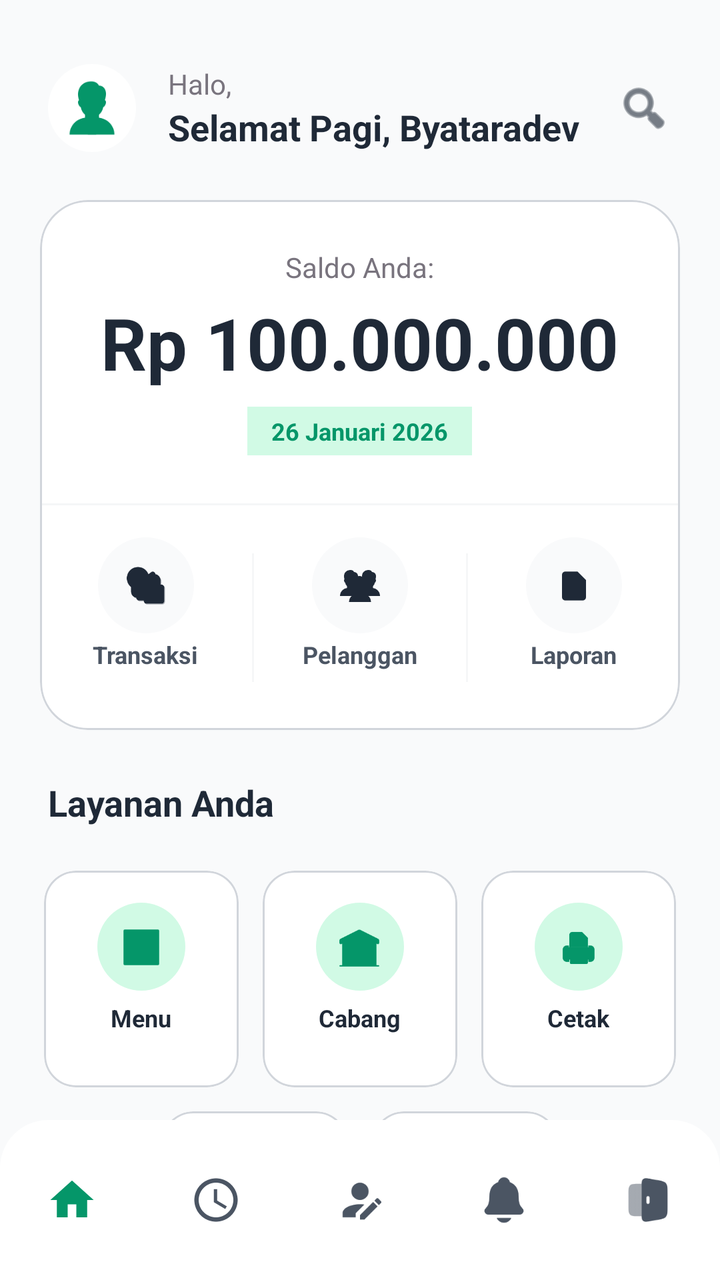
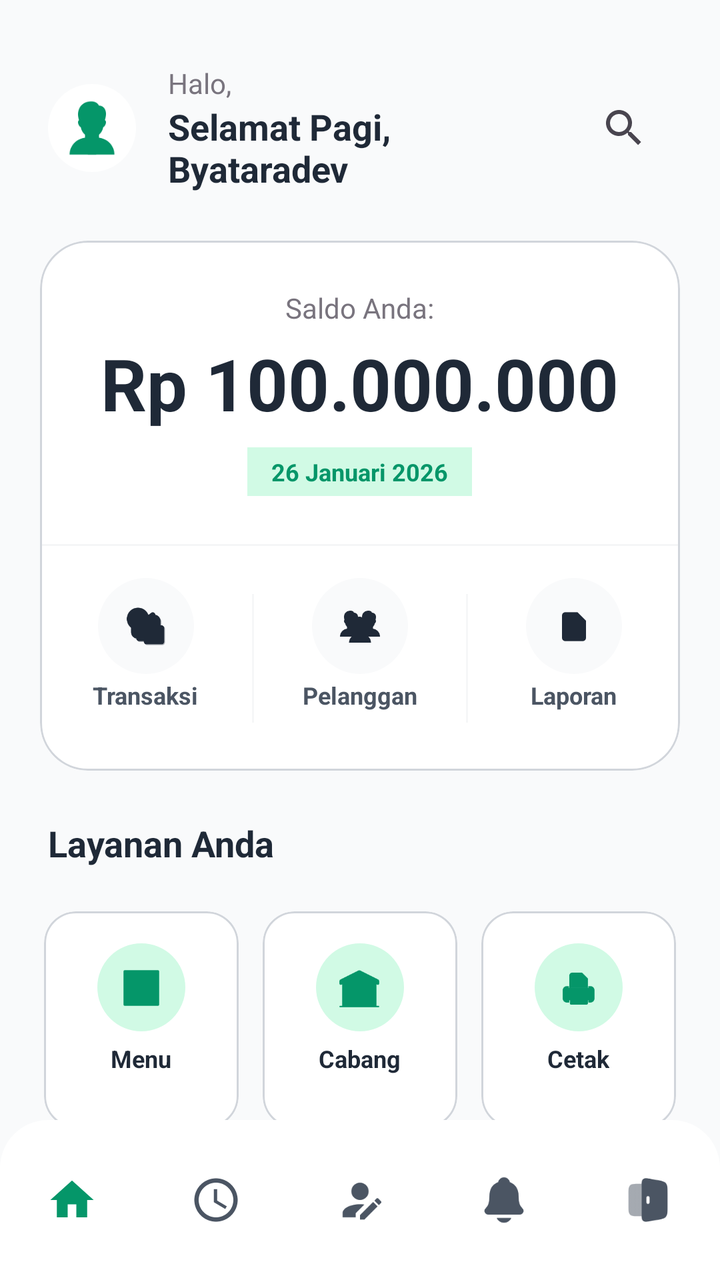

Two renders of the same Android screen: before a commit and after it. Below are the layout's source before the change and the commit's diff.
<!-- AndroidManifest.xml: application theme Theme.PenjualanDev -->
<!-- res/layout/activity_main.xml -->
<?xml version="1.0" encoding="utf-8"?>
<androidx.coordinatorlayout.widget.CoordinatorLayout
    xmlns:android="http://schemas.android.com/apk/res/android"
    xmlns:app="http://schemas.android.com/apk/res-auto"
    xmlns:tools="http://schemas.android.com/tools"
    android:layout_width="match_parent"
    android:layout_height="match_parent"
    android:background="?attr/colorSurface"
    android:id="@+id/main"
    tools:context=".MainActivity">

    <androidx.core.widget.NestedScrollView
        android:layout_width="match_parent"
        android:layout_height="match_parent"
        android:fillViewport="true"
        android:clipToPadding="false">

        <androidx.constraintlayout.widget.ConstraintLayout
            android:layout_width="match_parent"
            android:layout_height="match_parent"
            android:background="?attr/colorSurface"
            android:paddingBottom="100dp">

            
            <LinearLayout
                android:id="@+id/header_layout"
                android:layout_width="match_parent"
                android:layout_height="wrap_content"
                android:layout_marginTop="32dp"
                android:layout_marginHorizontal="24dp"
                android:orientation="horizontal"
                android:gravity="center_vertical"
                app:layout_constraintTop_toTopOf="parent"
                app:layout_constraintStart_toStartOf="parent">
                
                
                <ImageView
                    android:layout_width="44dp"
                    android:layout_height="44dp"
                    android:background="@drawable/circle_shape"
                    android:backgroundTint="?attr/colorSurfaceContainerHigh"
                    android:padding="8dp"
                    android:src="@drawable/pegawai"
                    app:tint="?attr/colorPrimary" />

                <LinearLayout
                    android:layout_width="0dp"
                    android:layout_height="wrap_content"
                    android:layout_weight="1"
                    android:layout_marginStart="16dp"
                    android:orientation="vertical">
                    <TextView
                        android:layout_width="wrap_content"
                        android:layout_height="wrap_content"
                        android:text="Halo,"
                        android:textColor="?attr/colorOutline"
                        android:textSize="14sp" />
                    <TextView
                        android:id="@+id/tvGreeting"
                        android:layout_width="wrap_content"
                        android:layout_height="wrap_content"
                        android:text="@string/sapauser"
                        android:textColor="?attr/colorOnSurface"
                        android:textSize="18sp"
                        android:textStyle="bold" />
                </LinearLayout>

                <ImageView
                    android:layout_width="28dp"
                    android:layout_height="28dp"
                    android:src="@android:drawable/ic_menu_search"
                    app:tint="?attr/colorOnSurface" />
            </LinearLayout>

            
            <com.google.android.material.card.MaterialCardView
                android:id="@+id/cardView"
                android:layout_width="match_parent"
                android:layout_height="wrap_content"
                android:layout_marginTop="24dp"
                android:layout_marginHorizontal="20dp"
                app:cardBackgroundColor="?attr/colorSurfaceContainerHigh"
                app:cardElevation="0dp"
                app:strokeWidth="1dp"
                app:strokeColor="@color/colorOutlineStroke"
                app:cardCornerRadius="24dp"
                app:layout_constraintTop_toBottomOf="@+id/header_layout">

                <LinearLayout
                    android:layout_width="match_parent"
                    android:layout_height="wrap_content"
                    android:orientation="vertical"
                    android:paddingTop="24dp">

                    
                    <LinearLayout
                        android:layout_width="match_parent"
                        android:layout_height="wrap_content"
                        android:orientation="vertical"
                        android:gravity="center_horizontal"
                        android:paddingHorizontal="24dp">

                        <TextView
                            android:id="@+id/labelSaldo"
                            android:layout_width="wrap_content"
                            android:layout_height="wrap_content"
                            android:text="@string/saldoanda"
                            android:textColor="?attr/colorOutline"
                            android:textSize="14sp" />

                        <TextView
                            android:id="@+id/tvNominal"
                            android:layout_width="wrap_content"
                            android:layout_height="wrap_content"
                            android:layout_marginTop="4dp"
                            android:text="Rp 100.000.000"
                            android:textColor="?attr/colorOnSurface"
                            android:textSize="36sp"
                            android:textStyle="bold" />

                        <TextView
                            android:layout_width="wrap_content"
                            android:layout_height="wrap_content"
                            android:layout_marginTop="8dp"
                            android:text="@string/tanggalberanda"
                            android:textColor="?attr/colorPrimary"
                            android:background="?attr/colorSecondary"
                            android:paddingHorizontal="12dp"
                            android:paddingVertical="4dp"
                            android:textSize="12sp"
                            android:textStyle="bold" />
                    </LinearLayout>

                    
                    <View
                        android:layout_width="match_parent"
                        android:layout_height="1dp"
                        android:layout_marginTop="24dp"
                        android:background="@color/colorOutlineStroke"
                        android:alpha="0.2" />

                    
                    <LinearLayout
                        android:id="@+id/cardseccond"
                        android:layout_width="match_parent"
                        android:layout_height="wrap_content"
                        android:orientation="horizontal"
                        android:paddingVertical="16dp"
                        android:weightSum="3">
                        
                        
                        <LinearLayout
                            android:layout_width="0dp"
                            android:layout_height="wrap_content"
                            android:layout_weight="1"
                            android:gravity="center"
                            android:orientation="vertical">
                            <View
                                android:layout_width="48dp"
                                android:layout_height="48dp"
                                android:background="@drawable/circle_shape"
                                android:backgroundTint="?attr/colorSurface" />
                            <ImageView
                                android:layout_width="20dp"
                                android:layout_height="20dp"
                                android:layout_marginTop="-34dp"
                                android:src="@drawable/transaksii"
                                app:tint="?attr/colorOnSurface"/>
                            <TextView
                                android:layout_width="wrap_content"
                                android:layout_height="wrap_content"
                                android:layout_marginTop="16dp"
                                android:text="@string/transaksi"
                                android:textColor="?attr/colorOnSurfaceVariant"
                                android:textSize="12sp"
                                android:textStyle="bold" />
                        </LinearLayout>

                        <View
                            android:layout_width="1dp"
                            android:layout_height="match_parent"
                            android:layout_marginVertical="8dp"
                            android:background="@color/colorOutlineStroke"
                            android:alpha="0.2"/>

                        
                        <LinearLayout
                            android:layout_width="0dp"
                            android:layout_height="wrap_content"
                            android:layout_weight="1"
                            android:gravity="center"
                            android:orientation="vertical">
                            <View
                                android:layout_width="48dp"
                                android:layout_height="48dp"
                                android:background="@drawable/circle_shape"
                                android:backgroundTint="?attr/colorSurface" />
                            <ImageView
                                android:layout_width="20dp"
                                android:layout_height="20dp"
                                android:layout_marginTop="-34dp"
                                android:src="@drawable/pelanggan"
                                app:tint="?attr/colorOnSurface"/>
                            <TextView
                                android:layout_width="wrap_content"
                                android:layout_height="wrap_content"
                                android:layout_marginTop="16dp"
                                android:text="@string/pelanggan"
                                android:textColor="?attr/colorOnSurfaceVariant"
                                android:textSize="12sp"
                                android:textStyle="bold" />
                        </LinearLayout>

                        <View
                            android:layout_width="1dp"
                            android:layout_height="match_parent"
                            android:layout_marginVertical="8dp"
                            android:background="@color/colorOutlineStroke"
                            android:alpha="0.2"/>

                        
                        <LinearLayout
                            android:layout_width="0dp"
                            android:layout_height="wrap_content"
                            android:layout_weight="1"
                            android:gravity="center"
                            android:orientation="vertical">
                            <View
                                android:layout_width="48dp"
                                android:layout_height="48dp"
                                android:background="@drawable/circle_shape"
                                android:backgroundTint="?attr/colorSurface" />
                            <ImageView
                                android:layout_width="20dp"
                                android:layout_height="20dp"
                                android:layout_marginTop="-34dp"
                                android:src="@drawable/laporann"
                                app:tint="?attr/colorOnSurface"/>
                            <TextView
                                android:layout_width="wrap_content"
                                android:layout_height="wrap_content"
                                android:layout_marginTop="16dp"
                                android:text="@string/laporan"
                                android:textColor="?attr/colorOnSurfaceVariant"
                                android:textSize="12sp"
                                android:textStyle="bold" />
                        </LinearLayout>
                    </LinearLayout>
                </LinearLayout>
            </com.google.android.material.card.MaterialCardView>

            <TextView
                android:id="@+id/program"
                android:layout_width="match_parent"
                android:layout_height="wrap_content"
                android:text="Layanan Anda"
                android:layout_marginTop="24dp"
                android:layout_marginStart="24dp"
                android:textColor="?attr/colorOnSurface"
                android:textSize="18sp"
                android:textStyle="bold"
                app:layout_constraintTop_toBottomOf="@id/cardView"/>

            
            <LinearLayout
                android:id="@+id/row1"
                android:layout_width="match_parent"
                android:layout_height="wrap_content"
                android:layout_marginTop="16dp"
                android:layout_marginHorizontal="16dp"
                android:orientation="horizontal"
                android:weightSum="3"
                app:layout_constraintTop_toBottomOf="@id/program">

                
                <com.google.android.material.card.MaterialCardView
                    android:id="@+id/cardmenu"
                    android:layout_width="0dp"
                    android:layout_height="wrap_content"
                    android:layout_weight="1"
                    android:layout_margin="6dp"
                    app:cardCornerRadius="16dp"
                    app:cardElevation="0dp"
                    app:strokeWidth="1dp"
                    app:strokeColor="@color/colorOutlineStroke"
                    app:cardBackgroundColor="?attr/colorSurfaceContainerHigh"
                    android:clickable="true"
                    android:focusable="true"
                    android:foreground="?android:attr/selectableItemBackground">
                    <LinearLayout
                        android:layout_width="match_parent"
                        android:layout_height="wrap_content"
                        android:paddingVertical="16dp"
                        android:gravity="center"
                        android:orientation="vertical">
                        <View
                            android:layout_width="44dp"
                            android:layout_height="44dp"
                            android:background="@drawable/circle_shape"
                            android:backgroundTint="?attr/colorSecondary"/>
                        <ImageView
                            android:layout_width="22dp"
                            android:layout_height="22dp"
                            android:layout_marginTop="-33dp"
                            android:src="@drawable/menu"
                            app:tint="?attr/colorPrimary"/>
                        <TextView
                            android:layout_width="wrap_content"
                            android:layout_height="wrap_content"
                            android:layout_marginTop="16dp"
                            android:text="@string/menu"
                            android:textColor="?attr/colorOnSurface"
                            android:textSize="12sp"
                            android:textStyle="bold" />
                    </LinearLayout>
                </com.google.android.material.card.MaterialCardView>

                
                <com.google.android.material.card.MaterialCardView
                    android:id="@+id/cardcabang"
                    android:layout_width="0dp"
                    android:layout_height="wrap_content"
                    android:layout_weight="1"
                    android:layout_margin="6dp"
                    app:cardCornerRadius="16dp"
                    app:cardElevation="0dp"
                    app:strokeWidth="1dp"
                    app:strokeColor="@color/colorOutlineStroke"
                    app:cardBackgroundColor="?attr/colorSurfaceContainerHigh"
                    android:clickable="true"
                    android:focusable="true"
                    android:foreground="?android:attr/selectableItemBackground">
                    <LinearLayout
                        android:layout_width="match_parent"
                        android:layout_height="wrap_content"
                        android:paddingVertical="16dp"
                        android:gravity="center"
                        android:orientation="vertical">
                        <View
                            android:layout_width="44dp"
                            android:layout_height="44dp"
                            android:background="@drawable/circle_shape"
                            android:backgroundTint="?attr/colorSecondary"/>
                        <ImageView
                            android:layout_width="22dp"
                            android:layout_height="22dp"
                            android:layout_marginTop="-33dp"
                            android:src="@drawable/cabang"
                            app:tint="?attr/colorPrimary"/>
                        <TextView
                            android:layout_width="wrap_content"
                            android:layout_height="wrap_content"
                            android:layout_marginTop="16dp"
                            android:text="@string/cabang"
                            android:textColor="?attr/colorOnSurface"
                            android:textSize="12sp"
                            android:textStyle="bold" />
                    </LinearLayout>
                </com.google.android.material.card.MaterialCardView>

                
                <com.google.android.material.card.MaterialCardView
                    android:id="@+id/cardprinter"
                    android:layout_width="0dp"
                    android:layout_height="wrap_content"
                    android:layout_weight="1"
                    android:layout_margin="6dp"
                    app:cardCornerRadius="16dp"
                    app:cardElevation="0dp"
                    app:strokeWidth="1dp"
                    app:strokeColor="@color/colorOutlineStroke"
                    app:cardBackgroundColor="?attr/colorSurfaceContainerHigh"
                    android:clickable="true"
                    android:focusable="true"
                    android:foreground="?android:attr/selectableItemBackground">
                    <LinearLayout
                        android:layout_width="match_parent"
                        android:layout_height="wrap_content"
                        android:paddingVertical="16dp"
                        android:gravity="center"
                        android:orientation="vertical">
                        <View
                            android:layout_width="44dp"
                            android:layout_height="44dp"
                            android:background="@drawable/circle_shape"
                            android:backgroundTint="?attr/colorSecondary"/>
                        <ImageView
                            android:layout_width="22dp"
                            android:layout_height="22dp"
                            android:layout_marginTop="-33dp"
                            android:src="@drawable/printer"
                            app:tint="?attr/colorPrimary"/>
                        <TextView
                            android:layout_width="wrap_content"
                            android:layout_height="wrap_content"
                            android:layout_marginTop="16dp"
                            android:text="@string/printer"
                            android:textColor="?attr/colorOnSurface"
                            android:textSize="12sp"
                            android:textStyle="bold" />
                    </LinearLayout>
                </com.google.android.material.card.MaterialCardView>
            </LinearLayout>

            <LinearLayout
                android:id="@+id/row2"
                android:layout_width="match_parent"
                android:layout_height="wrap_content"
                android:layout_marginHorizontal="16dp"
                android:orientation="horizontal"
                android:weightSum="3"
                app:layout_constraintTop_toBottomOf="@id/row1">

                
                <View
                    android:layout_width="0dp"
                    android:layout_height="wrap_content"
                    android:layout_weight="0.5"
                    android:layout_margin="6dp" />

                
                <com.google.android.material.card.MaterialCardView
                    android:id="@+id/cardpegawai"
                    android:layout_width="0dp"
                    android:layout_height="wrap_content"
                    android:layout_weight="1"
                    android:layout_margin="6dp"
                    app:cardCornerRadius="16dp"
                    app:cardElevation="0dp"
                    app:strokeWidth="1dp"
                    app:strokeColor="@color/colorOutlineStroke"
                    app:cardBackgroundColor="?attr/colorSurfaceContainerHigh"
                    android:clickable="true"
                    android:focusable="true"
                    android:foreground="?android:attr/selectableItemBackground">
                    <LinearLayout
                        android:layout_width="match_parent"
                        android:layout_height="wrap_content"
                        android:paddingVertical="16dp"
                        android:gravity="center"
                        android:orientation="vertical">
                        <View
                            android:layout_width="44dp"
                            android:layout_height="44dp"
                            android:background="@drawable/circle_shape"
                            android:backgroundTint="?attr/colorSecondary"/>
                        <ImageView
                            android:layout_width="22dp"
                            android:layout_height="22dp"
                            android:layout_marginTop="-33dp"
                            android:src="@drawable/pegawai"
                            app:tint="?attr/colorPrimary"/>
                        <TextView
                            android:layout_width="wrap_content"
                            android:layout_height="wrap_content"
                            android:layout_marginTop="16dp"
                            android:text="@string/pegawai"
                            android:textColor="?attr/colorOnSurface"
                            android:textSize="12sp"
                            android:textStyle="bold" />
                    </LinearLayout>
                </com.google.android.material.card.MaterialCardView>

                
                <com.google.android.material.card.MaterialCardView
                    android:id="@+id/cardkategori"
                    android:layout_width="0dp"
                    android:layout_height="wrap_content"
                    android:layout_weight="1"
                    android:layout_margin="6dp"
                    app:cardCornerRadius="16dp"
                    app:cardElevation="0dp"
                    app:strokeWidth="1dp"
                    app:strokeColor="@color/colorOutlineStroke"
                    app:cardBackgroundColor="?attr/colorSurfaceContainerHigh"
                    android:clickable="true"
                    android:focusable="true"
                    android:foreground="?android:attr/selectableItemBackground">
                    <LinearLayout
                        android:layout_width="match_parent"
                        android:layout_height="wrap_content"
                        android:paddingVertical="16dp"
                        android:gravity="center"
                        android:orientation="vertical">
                        <View
                            android:layout_width="44dp"
                            android:layout_height="44dp"
                            android:background="@drawable/circle_shape"
                            android:backgroundTint="?attr/colorSecondary"/>
                        <ImageView
                            android:layout_width="22dp"
                            android:layout_height="22dp"
                            android:layout_marginTop="-33dp"
                            android:src="@drawable/label"
                            app:tint="?attr/colorPrimary"/>
                        <TextView
                            android:layout_width="wrap_content"
                            android:layout_height="wrap_content"
                            android:layout_marginTop="16dp"
                            android:text="@string/kategori"
                            android:textColor="?attr/colorOnSurface"
                            android:textSize="12sp"
                            android:textStyle="bold" />
                    </LinearLayout>
                </com.google.android.material.card.MaterialCardView>
                
                
                <View
                    android:layout_width="0dp"
                    android:layout_height="wrap_content"
                    android:layout_weight="0.5"
                    android:layout_margin="6dp" />
            </LinearLayout>
            
        </androidx.constraintlayout.widget.ConstraintLayout>
    </androidx.core.widget.NestedScrollView>

    <com.google.android.material.bottomnavigation.BottomNavigationView
        android:id="@+id/bottom_navigation"
        android:layout_width="match_parent"
        android:layout_height="wrap_content"
        android:layout_gravity="bottom"
        android:background="?attr/colorSurfaceContainerHigh"
        style="@style/App.BottomNavigationView"
        app:itemIconTint="@color/nav_item_color_state"
        app:itemActiveIndicatorStyle="@style/App.BottomNavigation.Indicator"
        app:itemIconSize="26dp"
        app:labelVisibilityMode="unlabeled"
        app:elevation="16dp"
        app:menu="@menu/bottom_nav_menu" />

</androidx.coordinatorlayout.widget.CoordinatorLayout>
<!-- resources referenced by this layout -->
<resources>
  <color name="colorOutlineStroke">#D1D5DB</color>
  <!-- drawable cabang: png bitmap (drawable, 2104 bytes) -->
  <!-- drawable circle_shape (drawable) -->
  <?xml version="1.0" encoding="utf-8"?>
  <shape xmlns:android="http://schemas.android.com/apk/res/android"
      android:shape="oval">
      <solid android:color="@color/white" />
  </shape>
  <!-- drawable label: png bitmap (drawable, 3169 bytes) -->
  <!-- drawable laporann: png bitmap (drawable, 1049 bytes) -->
  <!-- drawable menu: png bitmap (drawable, 1911 bytes) -->
  <!-- drawable pegawai: png bitmap (drawable, 4285 bytes) -->
  <!-- drawable pelanggan: png bitmap (drawable, 5234 bytes) -->
  <!-- drawable printer: png bitmap (drawable, 1992 bytes) -->
  <!-- drawable transaksii: png bitmap (drawable, 3969 bytes) -->
  <string name="cabang">Cabang</string>
  <string name="kategori">Kategori</string>
  <string name="laporan">Laporan</string>
  <string name="menu">Menu</string>
  <string name="pegawai">Pegawai</string>
  <string name="pelanggan">Pelanggan</string>
  <string name="printer">Cetak</string>
  <string name="saldoanda">Saldo Anda: </string>
  <string name="sapauser">Selamat Pagi, Byataradev</string>
  <string name="tanggalberanda">26 Januari 2026</string>
  <string name="transaksi">Transaksi</string>
  <style name="App.BottomNavigation.Indicator" parent="Widget.Material3.BottomNavigationView.ActiveIndicator">
          <item name="android:color">@android:color/transparent</item>
      </style>
  <style name="App.BottomNavigationView" parent="Widget.Material3.BottomNavigationView">
          <item name="shapeAppearanceOverlay">@style/App.ShapeAppearance.BottomNavigationView</item>
          <item name="backgroundTint">@color/white</item>
      </style>
  <style name="Theme.PenjualanDev" parent="Base.Theme.PenjualanDev" />
  <color name="white">#FFFFFFFF</color>
  <style name="App.ShapeAppearance.BottomNavigationView" parent="">
          <item name="cornerFamily">rounded</item>
          <item name="cornerSizeTopRight">24dp</item>
          <item name="cornerSizeTopLeft">24dp</item>
          <item name="cornerSizeBottomRight">0dp</item>
          <item name="cornerSizeBottomLeft">0dp</item>
      </style>
  <style name="Base.Theme.PenjualanDev" parent="Theme.Material3.Light.NoActionBar">
          
          <item name="colorPrimary">@color/colorPrimary</item>
          <item name="colorOnPrimary">@color/colorOnPrimary</item>
          
          <item name="colorSecondary">@color/colorSecondary</item>
          <item name="colorOnSecondary">@color/colorOnSecondary</item>
          
          <item name="android:statusBarColor">@color/colorPrimary</item>
          
          <item name="colorSurface">@color/colorScreenBackground</item>
          <item name="colorOnSurface">@color/colorPrimaryText</item>
          <item name="colorSurfaceContainer">@color/colorCardBackground</item>
          <item name="colorSurfaceContainerHigh">@color/white</item>
          <item name="colorOnSurfaceVariant">@color/colorSecondaryText</item>
          <item name="colorError">@color/red</item>
          
          <item name="materialButtonStyle">@style/Widget.App.Button</item>
      </style>
  <color name="colorPrimary">#059669</color>
  <color name="colorOnPrimary">#FFFFFF</color>
  <color name="colorSecondary">#D1FAE5</color>
  <color name="colorOnSecondary">#064E3B</color>
  <color name="colorScreenBackground">#F9FAFB</color>
  <color name="colorPrimaryText">#1F2937</color>
  <color name="colorCardBackground">#FFFFFF</color>
  <color name="colorSecondaryText">#4B5563</color>
  <color name="red">#EF4444</color>
  <style name="Widget.App.Button" parent="Widget.Material3.Button">
          <item name="cornerRadius">12dp</item>
          <item name="android:minHeight">48dp</item>
          <item name="backgroundTint">@color/colorPrimary</item>
          <item name="android:textColor">@color/white</item>
          <item name="android:insetTop">0dp</item>
          <item name="android:insetBottom">0dp</item>
      </style>
</resources>

<!-- the commit's change to res/layout/activity_main.xml (unified diff, before → after) -->
@@ -65,11 +65,12 @@
                         android:textStyle="bold" />
                 </LinearLayout>
 
-                <ImageView
-                    android:layout_width="28dp"
-                    android:layout_height="28dp"
-                    android:src="@android:drawable/ic_menu_search"
-                    app:tint="?attr/colorOnSurface" />
+                <androidx.appcompat.widget.SearchView
+                    android:id="@+id/searchView"
+                    android:layout_width="wrap_content"
+                    android:layout_height="wrap_content"
+                    app:iconifiedByDefault="true"
+                    app:queryHint="Cari layanan..." />
             </LinearLayout>
 
             
